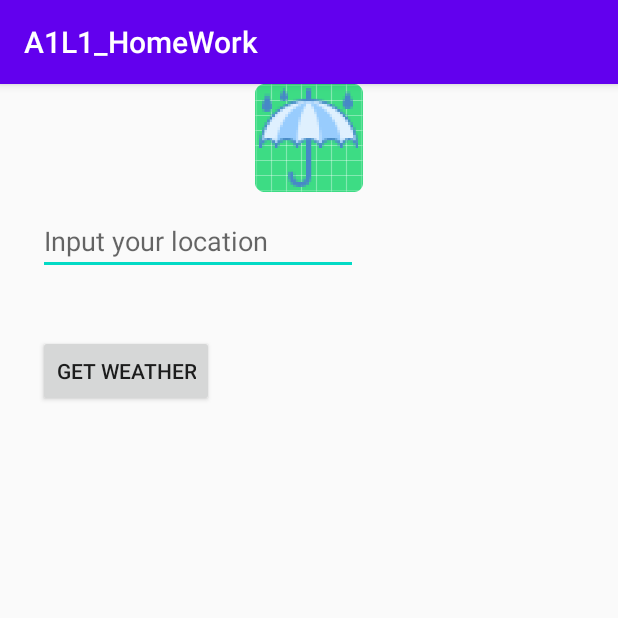
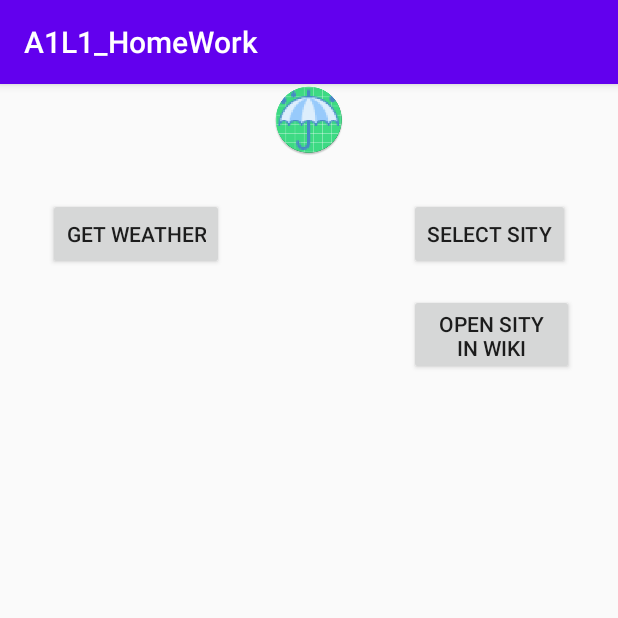
Before and after one commit to Leonid-TsC/android_geekbrains, an Android app: the screen it shows after launch (MainActivity), on a phone screen of 412 x 824 dp, the top half of it. Run offline under Robolectric (Android 15) with nearby library versions, the light colour scheme and no system bars.

Commit message:
Add second activity and web intent

```diff
--- a/app/src/main/AndroidManifest.xml
+++ b/app/src/main/AndroidManifest.xml
@@ -9,6 +9,9 @@
         android:roundIcon="@mipmap/ic_launcher_round"
         android:supportsRtl="true"
         android:theme="@style/AppTheme">
+        <activity android:name=".SelectSity">
+
+        </activity>
         <activity android:name=".MainActivity">
             <intent-filter>
                 <action android:name="android.intent.action.MAIN" />
--- a/app/src/main/java/com/tsc/leonid/android_geekbrains/MainActivity.java
+++ b/app/src/main/java/com/tsc/leonid/MainActivity.java
@@ -1,8 +1,11 @@
 package com.tsc.leonid.android_geekbrains;
 
 import androidx.annotation.NonNull;
+import androidx.annotation.Nullable;
 import androidx.appcompat.app.AppCompatActivity;
 
+import android.content.Intent;
+import android.net.Uri;
 import android.os.Bundle;
 import android.os.PersistableBundle;
 import android.util.Log;
@@ -12,12 +15,21 @@ import android.widget.EditText;
 import android.widget.TextView;
 import android.widget.Toast;
 
+import com.tsc.leonid.android_geekbrains.SelectSity;
+
+
 public class MainActivity extends AppCompatActivity {
-    private Button buttonGW;
+    private Button buttonGetWeight, buttonSelectSity, buttonOpenWiki;
     private TextView textRes;
-    private EditText textLoc;
     private final String eventTag = String.valueOf(R.string.event_toast_oncreate);
     private final String weatherDataKey = "weatherDataKey";
+
+    private final int requestCodeSettings = 32167;
+    final static String sityDataKey = "sityDataKey";
+    final static String windSpeedDataKey = "windSpeedDataKey";
+    final static String pressureDataKey = "pressureDataKey";
+    private String sityOfUser;
+    private boolean windSpeed, pressure;
 
     @Override
     protected void onCreate(Bundle savedInstanceState) {
@@ -25,7 +37,9 @@ public class MainActivity extends AppCompatActivity {
         setContentView(R.layout.activity_main);
 
         initViews();
-        setOnButtonGWClickBehaviour();
+        setOnbuttonGetWeightClickBehaviour();
+        setOnbuttonSelectSityClickBehaviour();
+        setOnbuttonOpenWikiClickBehaviour();
 
         Toast.makeText(getApplicationContext(), R.string.event_toast_oncreate, Toast.LENGTH_SHORT).show();
         String str = String.valueOf(R.string.event_toast_oncreate);
@@ -34,19 +48,62 @@ public class MainActivity extends AppCompatActivity {
     }
 
     private void initViews(){
-        buttonGW = findViewById(R.id.button);
+        buttonGetWeight = findViewById(R.id.buttonGW);
+        buttonSelectSity = findViewById(R.id.btnSelectSity);
+        buttonOpenWiki = findViewById(R.id.btnOpewWiki);
         textRes = findViewById(R.id.textView);
-        textLoc = findViewById(R.id.editTextLocation);
     }
 
-    private void setOnButtonGWClickBehaviour(){
-        buttonGW.setOnClickListener(new View.OnClickListener(){
+    private void setOnbuttonGetWeightClickBehaviour(){
+        buttonGetWeight.setOnClickListener(new View.OnClickListener(){
             @Override
             public void onClick(View view){
-                String res = getString(R.string.ResOfWeather);
-                textRes.setText(res);
+                String text1 = getString(R.string.ResOfWeather);
+                String text2 = getString(R.string.ResOfWeather2);
+                String res = textRes.getText().toString();
+                if (res.equals(text1)) textRes.setText(text2);
+                else textRes.setText(text1);
             }
         });
+    }
+
+    private void setOnbuttonSelectSityClickBehaviour(){
+        buttonSelectSity.setOnClickListener(new View.OnClickListener(){
+            @Override
+            public void onClick(View view){
+                Intent intent = new Intent(MainActivity.this, SelectSity.class);
+                intent.putExtra(sityDataKey, sityOfUser);
+                intent.putExtra(windSpeedDataKey, windSpeed);
+                intent.putExtra(pressureDataKey, pressure);
+
+                startActivityForResult(intent, requestCodeSettings);
+            }
+        });
+    }
+
+    private void setOnbuttonOpenWikiClickBehaviour(){
+        buttonOpenWiki.setOnClickListener(new View.OnClickListener() {
+            @Override
+            public void onClick(View view) {
+                String wikilink = getString(R.string.wiki_link);
+                wikilink += sityOfUser;
+
+                Uri uri = Uri.parse(wikilink);
+                Intent intent = new Intent(Intent.ACTION_VIEW, uri);
+                startActivity(intent);
+            }
+        });
+    }
+
+    @Override
+    protected void onActivityResult(int requestCode, int resultCode, @Nullable Intent data) {
+        super.onActivityResult(requestCode, resultCode, data);
+
+        if (requestCode == this.requestCodeSettings && resultCode == RESULT_OK && data != null){
+            sityOfUser = data.getStringExtra(SelectSity.sityDataKey);
+            windSpeed = data.getBooleanExtra(SelectSity.windSpeedDataKey, false);
+            pressure = data.getBooleanExtra(SelectSity.pressureDataKey, false);
+        }
     }
 
     @Override
--- a/app/src/main/res/layout-land/activity_main.xml
+++ b/app/src/main/res/layout-land/activity_main.xml
@@ -10,13 +10,13 @@
         android:id="@+id/textView"
         android:layout_width="453dp"
         android:layout_height="129dp"
-        android:layout_marginTop="28dp"
+        android:layout_marginTop="44dp"
         android:text=""
         android:textSize="40sp"
-        app:layout_constraintEnd_toEndOf="@+id/button"
-        app:layout_constraintLeft_toLeftOf="parent"
-        app:layout_constraintStart_toStartOf="@+id/editTextLocation"
-        app:layout_constraintTop_toBottomOf="@+id/button" />
+        app:layout_constraintEnd_toEndOf="parent"
+        app:layout_constraintHorizontal_bias="0.0"
+        app:layout_constraintStart_toStartOf="@+id/buttonGW"
+        app:layout_constraintTop_toBottomOf="@+id/buttonGW" />
 
     <ImageView
         android:id="@+id/imageView"
@@ -28,26 +28,33 @@
         app:layout_constraintTop_toTopOf="parent"
         app:srcCompat="@mipmap/ic_launcher_weather_round" />
 
-    <EditText
-        android:id="@+id/editTextLocation"
-        android:layout_width="307dp"
-        android:layout_height="51dp"
-        android:layout_marginStart="32dp"
-        android:layout_marginTop="36dp"
-        android:ems="10"
-        android:hint="@string/Location"
-        android:inputType="text"
-        app:layout_constraintStart_toStartOf="parent"
+    <Button
+        android:id="@+id/buttonGW"
+        android:layout_width="wrap_content"
+        android:layout_height="wrap_content"
+        android:layout_marginTop="28dp"
+        android:text="@string/ButtonGetWeather"
+        app:layout_constraintStart_toStartOf="@+id/imageView"
         app:layout_constraintTop_toBottomOf="@+id/imageView" />
 
     <Button
-        android:id="@+id/button"
+        android:id="@+id/btnSelectSity"
         android:layout_width="wrap_content"
         android:layout_height="wrap_content"
-        android:layout_marginStart="36dp"
-        android:text="@string/ButtonGetWeather"
-        app:layout_constraintBottom_toBottomOf="@+id/editTextLocation"
-        app:layout_constraintStart_toEndOf="@+id/editTextLocation"
-        app:layout_constraintTop_toTopOf="@+id/editTextLocation"
-        app:layout_constraintVertical_bias="0.0" />
+        android:layout_marginStart="64dp"
+        android:text="@string/btnSelectSity"
+        app:layout_constraintBottom_toBottomOf="@+id/button"
+        app:layout_constraintStart_toEndOf="@+id/buttonGW"
+        app:layout_constraintTop_toTopOf="@+id/buttonGW"
+        app:layout_constraintVertical_bias="1.0" />
+
+    <Button
+        android:id="@+id/btnOpewWiki"
+        android:layout_width="99dp"
+        android:layout_height="37dp"
+        android:layout_marginStart="64dp"
+        android:text="@string/btnWiki"
+        app:layout_constraintBottom_toBottomOf="@+id/btnSelectSity"
+        app:layout_constraintStart_toEndOf="@+id/btnSelectSity"
+        app:layout_constraintTop_toTopOf="@+id/buttonGW" />
 </androidx.constraintlayout.widget.ConstraintLayout>
--- a/app/src/main/res/layout/activity_main.xml
+++ b/app/src/main/res/layout/activity_main.xml
@@ -10,15 +10,15 @@
         android:id="@+id/textView"
         android:layout_width="363dp"
         android:layout_height="240dp"
-        android:layout_marginStart="5dp"
-        android:layout_marginTop="60dp"
+        android:layout_marginStart="4dp"
+        android:layout_marginTop="40dp"
         android:text=""
         android:textSize="40sp"
         app:layout_constraintHorizontal_bias="0.7"
         app:layout_constraintLeft_toLeftOf="parent"
         app:layout_constraintRight_toRightOf="parent"
-        app:layout_constraintStart_toStartOf="@+id/button"
-        app:layout_constraintTop_toBottomOf="@+id/button" />
+        app:layout_constraintStart_toStartOf="@+id/buttonGW"
+        app:layout_constraintTop_toBottomOf="@+id/btnOpewWiki" />
 
     <ImageView
         android:id="@+id/imageView"
@@ -29,25 +29,36 @@
         app:layout_constraintTop_toTopOf="parent"
         app:srcCompat="@mipmap/ic_launcher_weather_round" />
 
-    <EditText
-        android:id="@+id/editTextLocation"
+    <Button
+        android:id="@+id/buttonGW"
         android:layout_width="wrap_content"
         android:layout_height="wrap_content"
-        android:layout_marginTop="10dp"
-        android:layout_marginLeft="25dp"
-        android:ems="10"
-        android:inputType="text"
-        android:hint="@string/Location"
+        android:layout_marginStart="32dp"
+        android:layout_marginTop="28dp"
+        android:text="@string/ButtonGetWeather"
         app:layout_constraintStart_toStartOf="parent"
         app:layout_constraintTop_toBottomOf="@+id/imageView" />
 
     <Button
-        android:id="@+id/button"
+        android:id="@+id/btnSelectSity"
         android:layout_width="wrap_content"
         android:layout_height="wrap_content"
-        android:layout_marginTop="40dp"
-        android:text="@string/ButtonGetWeather"
-        app:layout_constraintStart_toStartOf="@+id/editTextLocation"
-        app:layout_constraintTop_toBottomOf="@+id/editTextLocation" />
+        android:layout_marginEnd="32dp"
+        android:text="@string/btnSelectSity"
+        app:layout_constraintEnd_toEndOf="parent"
+        app:layout_constraintTop_toTopOf="@+id/buttonGW" />
+
+    <Button
+        android:id="@+id/btnOpewWiki"
+        android:layout_width="110dp"
+        android:layout_height="54dp"
+        android:layout_marginTop="16dp"
+        android:text="@string/btnWiki"
+        app:layout_constraintStart_toStartOf="@+id/btnSelectSity"
+        app:layout_constraintTop_toBottomOf="@+id/btnSelectSity" />;
+        app:layout_constraintEnd_toEndOf="parent"
+        app:layout_constraintHorizontal_bias="0.0"
+        app:layout_constraintStart_toStartOf="@+id/btnSelectSity"
+        app:layout_constraintTop_toBottomOf="@+id/btnSelectSity" />
 
 </androidx.constraintlayout.widget.ConstraintLayout>
--- a/app/src/main/res/mipmap-anydpi-v26/ic_launcher_weather_round.xml
+++ /dev/null
@@ -1,5 +0,0 @@
-<?xml version="1.0" encoding="utf-8"?>
-<adaptive-icon xmlns:android="http://schemas.android.com/apk/res/android">
-    <background android:drawable="@drawable/ic_launcher_weather_background"/>
-    <foreground android:drawable="@mipmap/ic_launcher_weather_foreground"/>
-</adaptive-icon>
--- a/app/src/main/res/values/strings.xml
+++ b/app/src/main/res/values/strings.xml
@@ -1,5 +1,6 @@
 <resources>
     <string name="app_name" translatable="false">A1L1_HomeWork</string>
+    <string name="wiki_link" translatable="false">https://ru.wikipedia.org/wiki/</string>
     <string name="Location">Input your location</string>
     <string name="ButtonGetWeather">Get weather</string>
     <string name="ResOfWeather">Weather is GOOD!</string>
@@ -17,4 +18,7 @@
     <string name="event_tag">Neme of event</string>
     <string name="event_toast_onSaveInstanceState">onSaveInstanceState</string>
     <string name="event_toast_onRestoreInstanceState">event_toast_onRestoreInstanceState</string>
+    <string name="ResOfWeather2">Погода так себе!</string>
+    <string name="btnSelectSity">Select sity</string>
+    <string name="btnWiki">Open sity in Wiki</string>
 </resources>
```
Also changed, not shown: app/src/main/java/com/tsc/leonid/SelectSity.java (added, +85 -0 lines), app/src/main/res/layout-land/activity_select_sity.xml (added, +48 -0 lines), app/src/main/res/layout/activity_select_sity.xml (added, +49 -0 lines), app/src/main/res/layout/select_sity.xml (deleted, +0 -36 lines), 1 other file.
